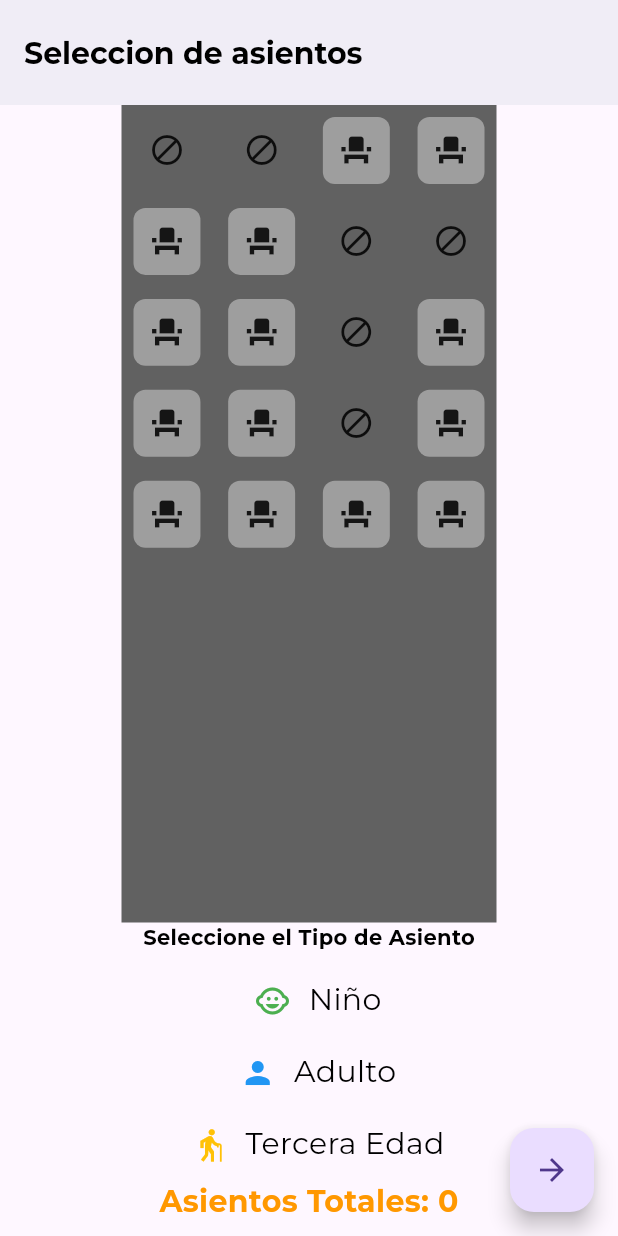
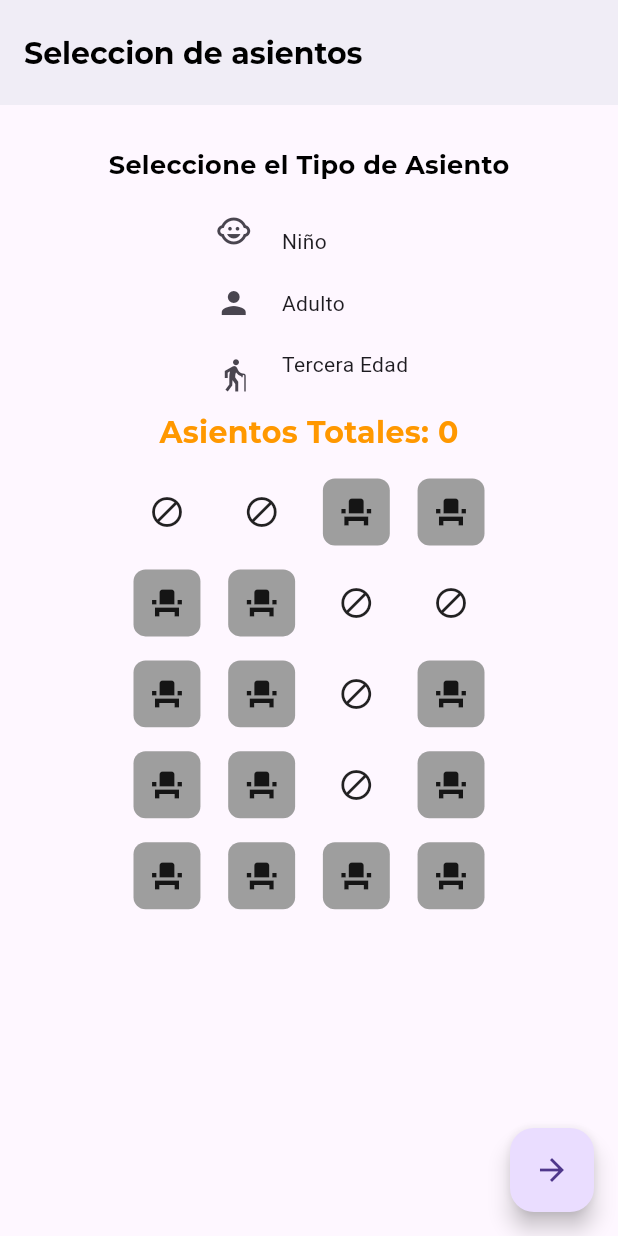
Before and after one commit to Berserk3111/GESTION-DE-BOLETAJE-PARA-EL-TRANSPORTE, a Flutter app: the SeatSelectionPage screen opened directly with empty values, after a tap on the "event seat" icon, on a phone screen of 412 x 824 dp. Run offline on Flutter 3.47's test engine with Material 2 defaults, Android fonts, the phone set to English and light mode, and no system bars; our stand-ins replace awesome_snackbar_content, bloc, dio, flutter_bloc, google_fonts, reactive_forms.

Commit message:
Cambios en seleccionar asiento

```diff
--- a/FRONTEND/APP1USUARIO/gbs_oax/lib/pages/NavBar/pages/comprarBoleto/procesoBoleto.dart
+++ b/FRONTEND/APP1USUARIO/gbs_oax/lib/pages/NavBar/pages/comprarBoleto/procesoBoleto.dart
@@ -15,7 +15,7 @@ class SeatSelectionPage extends StatefulWidget {
 class _SeatSelectionPageState extends State<SeatSelectionPage> {
   List<int> selectedSeats = [];
 
-  Icon seat = Icon(
+  Icon seat = const Icon(
     Icons.event_seat,
     size: 100,
   );
@@ -25,10 +25,10 @@ class _SeatSelectionPageState extends State<SeatSelectionPage> {
   void selectSeat(index) {
     setState(() {
       if (selectedSeats.contains(index)) {
-        this.seat = Icon(Icons.airline_seat_legroom_normal);
+        this.seat = const Icon(Icons.airline_seat_legroom_normal);
         selectedSeats.remove(index);
       } else {
-        this.seat = Icon(Icons.event_seat);
+        this.seat = const Icon(Icons.event_seat);
         selectedSeats.add(index);
       }
     });
@@ -36,9 +36,9 @@ class _SeatSelectionPageState extends State<SeatSelectionPage> {
 
   Icon getIcon(index) {
     if (selectedSeats.contains(index)) {
-      return (Icon(Icons.event_seat_rounded));
+      return (const Icon(Icons.event_seat_rounded));
     } else {
-      return (Icon(Icons.event_seat));
+      return (const Icon(Icons.event_seat));
     }
   }
 
@@ -64,88 +64,82 @@ class _SeatSelectionPageState extends State<SeatSelectionPage> {
         crossAxisAlignment: CrossAxisAlignment.center,
         mainAxisAlignment: MainAxisAlignment.center,
         children: [
-          Expanded(child: getHome()),
-          Text("Seleccione el Tipo de Asiento",
+          const SizedBox(
+            height: 20,
+          ),
+          Padding(
+            padding: const EdgeInsets.all(8.0),
+            child: Text("Seleccione el Tipo de Asiento",
                 style: GoogleFonts.montserrat(
-                  fontSize: 14,
+                    fontSize: 17,
                     fontWeight: FontWeight.bold,
                     color: Colors.black)),
-          Padding(
-            padding: EdgeInsets.all(8.0),
-            child: Column(
-              crossAxisAlignment: CrossAxisAlignment.center,
-              mainAxisAlignment: MainAxisAlignment.center,
-              children: [
-                Row(
-                  crossAxisAlignment: CrossAxisAlignment.center,
-                  mainAxisAlignment: MainAxisAlignment.center,
-                  children: [
-                    IconButton(
-                      icon: const Icon(Icons.child_care),
-                      color: Colors.green,
-                      onPressed: () {
-                        setState(() {
-                          print("niño");
-                          tipoPasaje = 1;
-                        });
-                      },
-                    ),
-                    Text("Niño",
-                        style: GoogleFonts.montserrat(
-                            fontWeight: FontWeight.w400,
-                            fontSize: 20,
-                            color: Colors.black))
-                  ],
           ),
           Row(
             crossAxisAlignment: CrossAxisAlignment.center,
             mainAxisAlignment: MainAxisAlignment.center,
             children: [
+              Column(
+                children: [
                   IconButton(
-                      icon: const Icon(Icons.person),
-                      color: Colors.blue,
+                    icon: const Icon(Icons.child_care),
                     onPressed: () {
                       setState(() {
-                          print("adulto");
+                        tipoPasaje = 1;
+                      });
+                    },
+                  ),
+                  IconButton(
+                    onPressed: () {
+                      setState(() {
                         tipoPasaje = 2;
                       });
                     },
+                    icon: const Icon(Icons.person),
                   ),
-                    Text("Adulto",
-                        style: GoogleFonts.montserrat(
-                            fontWeight: FontWeight.w400,
-                            fontSize: 20,
-                            color: Colors.black))
-                  ],
-                ),
-                Row(
-                  crossAxisAlignment: CrossAxisAlignment.center,
-                  mainAxisAlignment: MainAxisAlignment.center,
-                  children: [
                   IconButton(
-                      icon: const Icon(Icons.elderly),
-                      color: Colors.amber,
                     onPressed: () {
                       setState(() {
-                          print("tercera edad");
                         tipoPasaje = 3;
                       });
                     },
+                    icon: const Icon(Icons.elderly),
+                  )
+                ],
               ),
-                    Text("Tercera Edad",
-                        style: GoogleFonts.montserrat(
-                            fontWeight: FontWeight.w400,
-                            fontSize: 20,
-                            color: Colors.black))
+              const Column(
+                crossAxisAlignment: CrossAxisAlignment.start,
+                children: [
+                  Padding(
+                    padding: EdgeInsets.all(8.0),
+                    child: Text("Niño"),
+                  ),
+                  SizedBox(
+                    height: 5,
+                  ),
+                  Padding(
+                    padding: EdgeInsets.all(8.0),
+                    child: Text("Adulto"),
+                  ),
+                  SizedBox(
+                    height: 5,
+                  ),
+                  Padding(
+                    padding: EdgeInsets.all(8.0),
+                    child: Text("Tercera Edad"),
+                  )
+                ],
+              ),
             ],
           ),
           Text("Asientos Totales: ${selectedSeats.length}",
               style: GoogleFonts.montserrat(
                   fontWeight: FontWeight.bold,
                   fontSize: 20,
-                        color: Colors.orange))
-              ],
-            ),
+                  color: Colors.orange)),
+          Expanded(child: getHome()),
+          const SizedBox(
+            height: 100,
           )
         ],
       ),
@@ -180,7 +174,7 @@ class _SeatSelectionPageState extends State<SeatSelectionPage> {
             const SizedBox(height: 10);
           }
         },
-        child: Icon(Icons.arrow_forward),
+        child: const Icon(Icons.arrow_forward),
       ),
     );
   }
@@ -201,9 +195,11 @@ class _SeatSelectionPageState extends State<SeatSelectionPage> {
   }
 
   Widget getHome() {
-    return Container(
+    return Padding(
+      padding: const EdgeInsets.all(8.0),
+      child: Container(
         width: 250,
-      color: Colors.grey.shade700,
+        color: Colors.transparent,
         child: GridView.count(
           mainAxisSpacing: BorderSide.strokeAlignCenter,
           crossAxisSpacing: 2.5,
@@ -227,7 +223,7 @@ class _SeatSelectionPageState extends State<SeatSelectionPage> {
                   child: Container(
                     width: 250,
                     height: 100,
-                  margin: EdgeInsets.all(8),
+                    margin: const EdgeInsets.all(8),
                     decoration: BoxDecoration(
                       color: selectedSeats.contains(index)
                           ? Colors.green
@@ -237,9 +233,10 @@ class _SeatSelectionPageState extends State<SeatSelectionPage> {
                     child: Center(child: getIcon(index)),
                   ));
             } else {
-            return (Icon(Icons.block_outlined));
+              return (const Icon(Icons.block_outlined));
             }
           }),
+        ),
       ),
     );
   }
```
Lines whose indentation alone changed are shown as unchanged.
